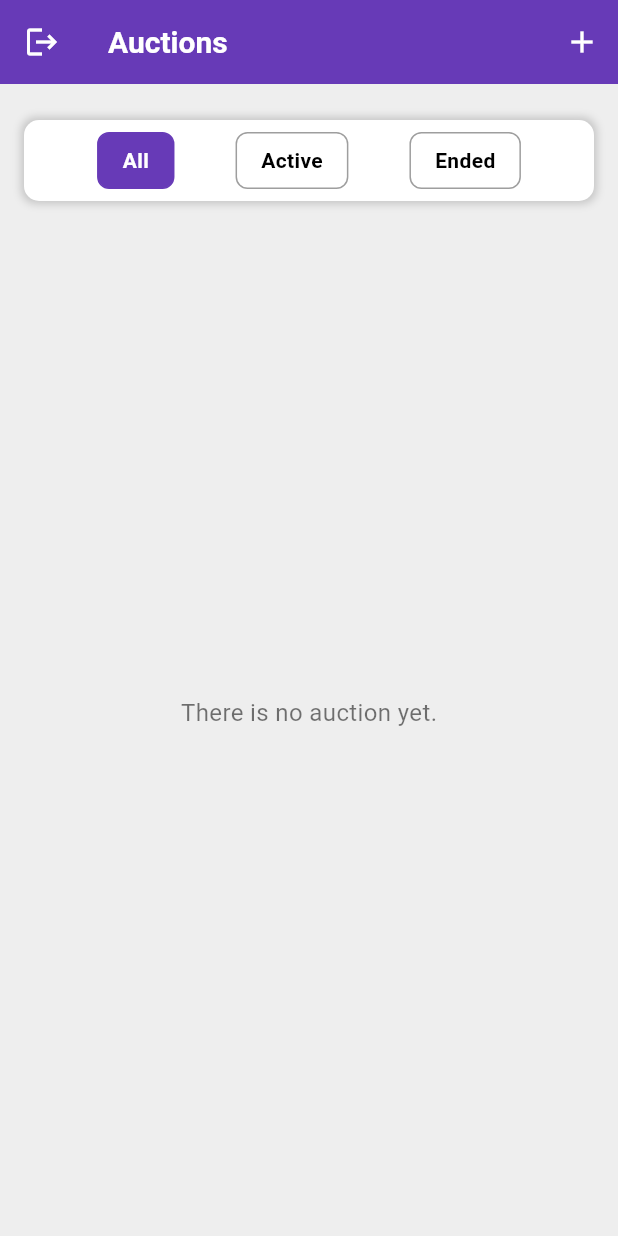
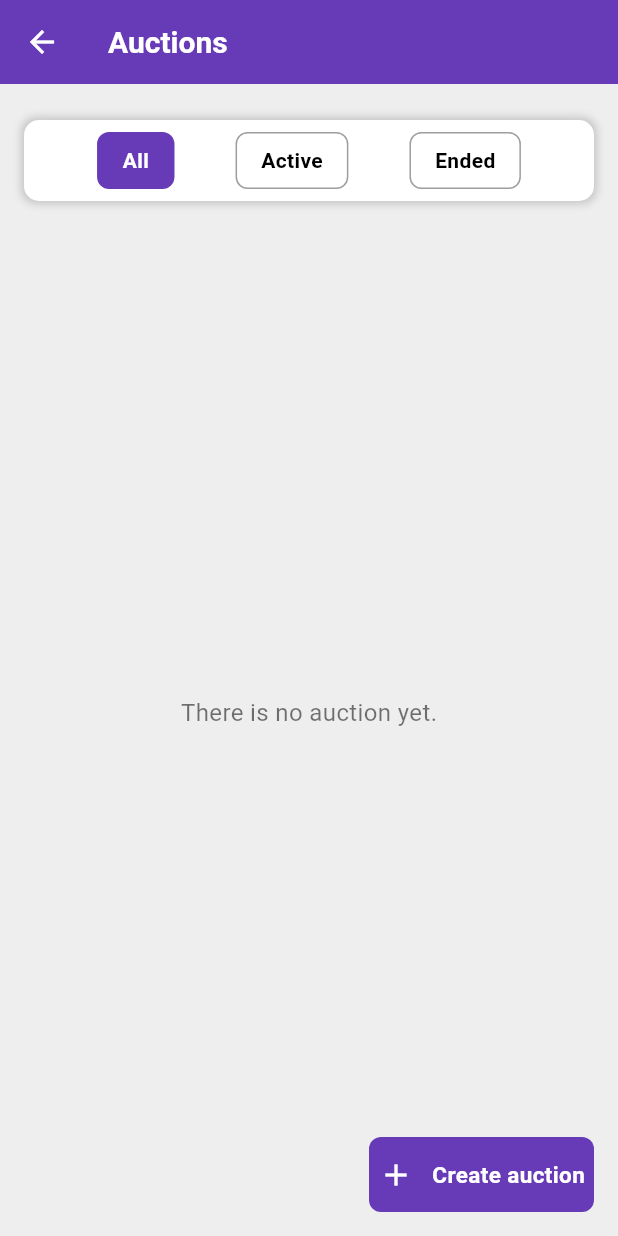
Before and after one commit to BerkaySimsek1/collectionapp, a Flutter app: the AuctionListScreen screen opened directly, on a phone screen of 412 x 824 dp. Run offline on Flutter 3.47's test engine with Material 3 defaults, Android fonts, the phone set to English and light mode, and no system bars; our stand-ins replace cloud_firestore, firebase_auth, firebase_core, firebase_storage, google_fonts, image_picker and 1 more; accounts and stored records are empty; generated files the repository leaves out were written again; network calls fail.

Commit message:
made UI adjustments

```diff
--- a/lib/pages/auctionPages/auction_mainpage.dart
+++ b/lib/pages/auctionPages/auction_mainpage.dart
@@ -1,5 +1,4 @@
 import 'package:flutter/material.dart';
-import 'package:firebase_auth/firebase_auth.dart';
 import 'package:cloud_firestore/cloud_firestore.dart';
 import 'package:collectionapp/models/AuctionModel.dart';
 import 'package:collectionapp/pages/auctionPages/auction_detail.dart';
@@ -30,6 +29,7 @@ class _AuctionListScreenState extends State<AuctionListScreen> {
   @override
   Widget build(BuildContext context) {
     return Scaffold(
+        backgroundColor: Colors.grey[200],
         appBar: AppBar(
           title: const Text(
             "Auctions",
@@ -41,27 +41,14 @@ class _AuctionListScreenState extends State<AuctionListScreen> {
           ),
           backgroundColor: Colors.deepPurple,
           leading: IconButton(
-          icon: const Icon(Icons.logout, color: Colors.white),
+            icon: const Icon(Icons.arrow_back, color: Colors.white),
             onPressed: () {
-            FirebaseAuth.instance.signOut();
+              Navigator.of(context).pop();
             },
           ),
-        actions: [
-          IconButton(
-            onPressed: () {
-              Navigator.push(
-                context,
-                MaterialPageRoute(
-                    builder: (context) => const AuctionUploadScreen()),
-              );
-            },
-            icon: const Icon(Icons.add, color: Colors.white),
-          ),
-        ],
         ),
         body: Container(
           padding: const EdgeInsets.all(16.0),
-        color: Colors.grey[200],
           child: Column(
             children: [
               Container(
@@ -133,7 +120,39 @@ class _AuctionListScreenState extends State<AuctionListScreen> {
             ],
           ),
         ),
+        floatingActionButtonLocation: FloatingActionButtonLocation.endFloat,
+        floatingActionButton: GestureDetector(
+          onTap: () {
+            Navigator.push(
+              context,
+              MaterialPageRoute(
+                  builder: (context) => const AuctionUploadScreen()),
             );
+          },
+          child: Container(
+            height: 50,
+            width: 150,
+            decoration: BoxDecoration(
+                color: Colors.deepPurple,
+                borderRadius: BorderRadius.circular(8)),
+            child: const Row(
+              mainAxisAlignment: MainAxisAlignment.spaceAround,
+              children: [
+                Icon(
+                  Icons.add,
+                  color: Colors.white,
+                ),
+                Text(
+                  "Create auction",
+                  style: TextStyle(
+                      color: Colors.white,
+                      fontWeight: FontWeight.bold,
+                      fontSize: 15),
+                ),
+              ],
+            ),
+          ),
+        ));
   }
 }
 
--- a/lib/pages/login_page.dart
+++ b/lib/pages/login_page.dart
@@ -34,7 +34,7 @@ class _LoginPageState extends State<LoginPage> {
   @override
   Widget build(BuildContext context) {
     return Scaffold(
-      backgroundColor: Colors.grey[300],
+      backgroundColor: Colors.grey[200],
       body: Center(
         child: SingleChildScrollView(
           child: Column(
--- a/lib/pages/register_page.dart
+++ b/lib/pages/register_page.dart
@@ -78,7 +78,7 @@ class _RegisterPageState extends State<RegisterPage> {
   @override
   Widget build(BuildContext context) {
     return Scaffold(
-      backgroundColor: Colors.grey[300],
+      backgroundColor: Colors.grey[200],
       body: Center(
         child: SingleChildScrollView(
           child: Column(
--- a/lib/pages/userCollectionPages/user_collection_screen.dart
+++ b/lib/pages/userCollectionPages/user_collection_screen.dart
@@ -11,6 +11,7 @@ class UserCollectionsScreen extends StatelessWidget {
   @override
   Widget build(BuildContext context) {
     return Scaffold(
+      backgroundColor: Colors.grey[200],
       appBar: AppBar(title: const Text('Koleksiyonlarım')),
       body: StreamBuilder(
         stream: FirebaseFirestore.instance
```
Also changed, not shown: lib/firebase_methods/auth/main_page.dart (+100 -3 lines), lib/pages/auctionPages/create_auction.dart (+17 -16 lines). Lines whose indentation alone changed are shown as unchanged.
